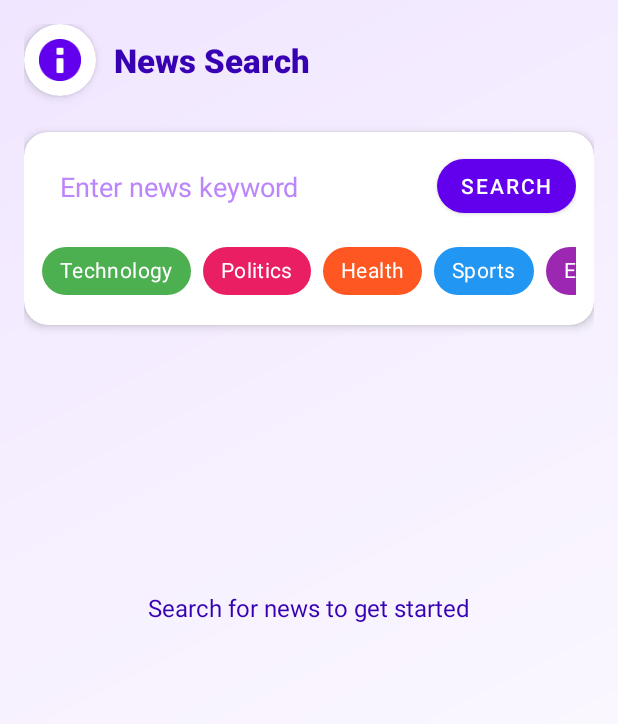
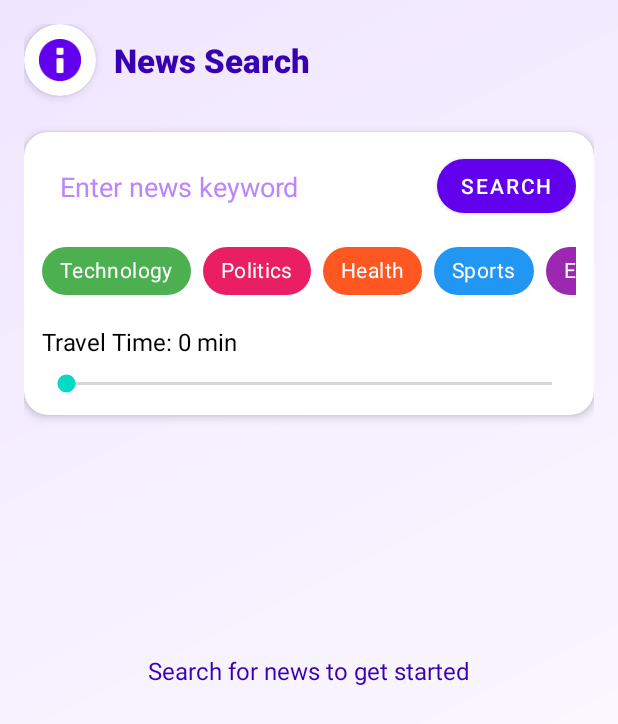
Before and after one commit to RingoTC/AiPodcast, an Android app: the InputActivity screen opened directly, with no data from a screen before it, on a phone screen of 412 x 824 dp. Shown: the top 724 px of the screen. Run offline under Robolectric (Android 15) with nearby library versions, the phone set to English and light mode, and no system bars.

Commit message:
Add TTS feature and travel time selector

```diff
--- a/app/src/main/java/com/example/aipodcast/InputActivity.java
+++ b/app/src/main/java/com/example/aipodcast/InputActivity.java
@@ -10,6 +10,7 @@ import android.widget.EditText;
 import android.widget.ImageView;
 import android.widget.ProgressBar;
 import android.widget.RadioGroup;
+import android.widget.SeekBar;
 import android.widget.TextView;
 import android.widget.Toast;
 
@@ -24,6 +25,8 @@ import com.example.aipodcast.model.NewsArticle;
 import com.example.aipodcast.model.NewsCategory;
 import com.example.aipodcast.repository.NewsRepository;
 import com.example.aipodcast.repository.NewsRepositoryProvider;
+import com.example.aipodcast.service.TextToSpeechHelper;
+import com.google.android.material.button.MaterialButton;
 import com.google.android.material.card.MaterialCardView;
 import com.google.android.material.chip.Chip;
 import com.google.android.material.chip.ChipGroup;
@@ -55,6 +58,10 @@ public class InputActivity extends AppCompatActivity {
     private TextView emptyStateView;
     private Button submitButton;
     private MaterialCardView searchCard;
+    private SeekBar timeSeekBar;
+    private TextView timeLabel;
+    private int selectedTime = 0;
+    private TextToSpeechHelper ttsHelper;
 
     // Data
     private NewsAdapter newsAdapter;
@@ -90,6 +97,7 @@ public class InputActivity extends AppCompatActivity {
 
         // Complete transition
         supportStartPostponedEnterTransition();
+
     }
 
     /**
@@ -106,6 +114,20 @@ public class InputActivity extends AppCompatActivity {
         emptyStateView = findViewById(R.id.empty_state_view);
         submitButton = findViewById(R.id.btn_submit);
         searchCard = findViewById(R.id.search_card);
+        timeSeekBar = findViewById(R.id.time_seekbar);
+        timeLabel = findViewById(R.id.time_label);
+
+        timeSeekBar.setOnSeekBarChangeListener(new SeekBar.OnSeekBarChangeListener() {
+            @Override
+            public void onProgressChanged(SeekBar seekBar, int progress, boolean fromUser) {
+                selectedTime = progress;
+                timeLabel.setText("Travel Time: " + progress + " min");
+            }
+
+            @Override public void onStartTrackingTouch(SeekBar seekBar) { }
+
+            @Override public void onStopTrackingTouch(SeekBar seekBar) { }
+        });
     }
 
     /**
@@ -368,12 +390,16 @@ public class InputActivity extends AppCompatActivity {
     @Override
     public void onBackPressed() {
         // Handle back button with proper transition
+        super.onBackPressed();
         finishAfterTransition();
     }
 
     @Override
     protected void onDestroy() {
         super.onDestroy();
+        if (ttsHelper != null) {
+            ttsHelper.shutdown();
+        }
         // Clean up resources if needed
     }
 }
--- a/app/src/main/res/layout/activity_input.xml
+++ b/app/src/main/res/layout/activity_input.xml
@@ -87,6 +87,7 @@
                 app:layout_constraintTop_toTopOf="@+id/input_keyword"
                 app:backgroundTint="@color/purple_500" />
 
+
             <HorizontalScrollView
                 android:id="@+id/category_scroll"
                 android:layout_width="0dp"
@@ -150,6 +151,28 @@
                         android:text="Entertainment" />
                 </com.google.android.material.chip.ChipGroup>
             </HorizontalScrollView>
+
+            <TextView
+                android:id="@+id/time_label"
+                android:layout_width="wrap_content"
+                android:layout_height="wrap_content"
+                android:text="Travel Time: 0 min"
+                android:textSize="16sp"
+                android:textColor="@color/black"
+                app:layout_constraintTop_toBottomOf="@+id/category_scroll"
+                app:layout_constraintStart_toStartOf="parent"
+                android:layout_marginTop="12dp" />
+
+            <SeekBar
+                android:id="@+id/time_seekbar"
+                android:layout_width="0dp"
+                android:layout_height="wrap_content"
+                android:max="50"
+                android:layout_marginTop="8dp"
+                app:layout_constraintTop_toBottomOf="@+id/time_label"
+                app:layout_constraintStart_toStartOf="parent"
+                app:layout_constraintEnd_toEndOf="parent" />
+
         </androidx.constraintlayout.widget.ConstraintLayout>
     </com.google.android.material.card.MaterialCardView>
 
```
Also changed, not shown: app/src/main/java/com/example/aipodcast/service/TextToSpeechHelper.java (added, +39 -0 lines).
